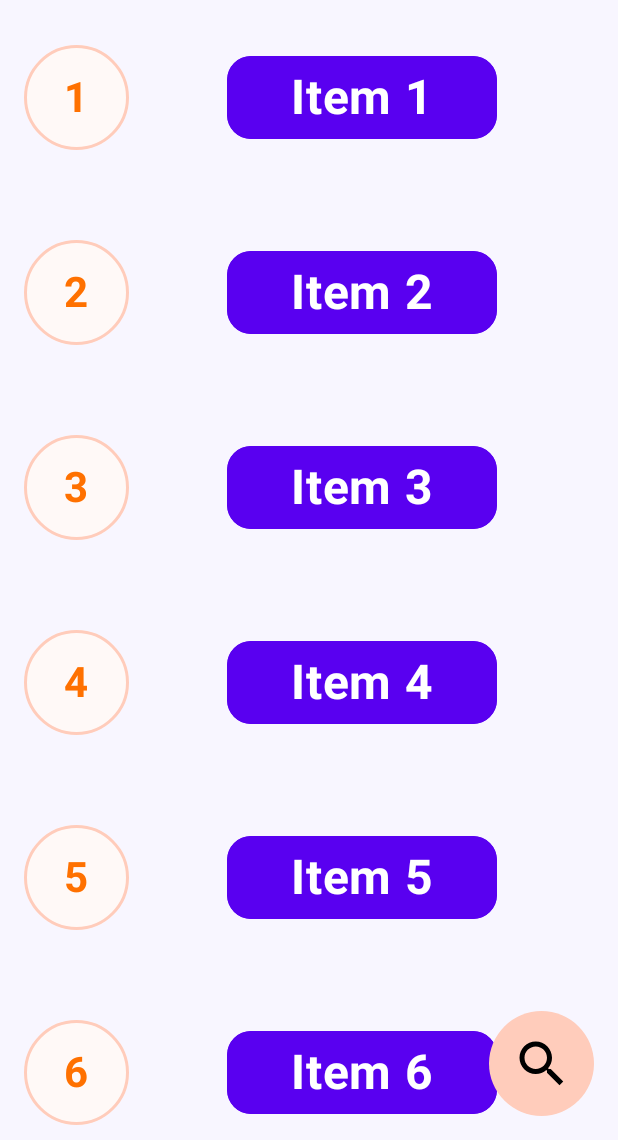
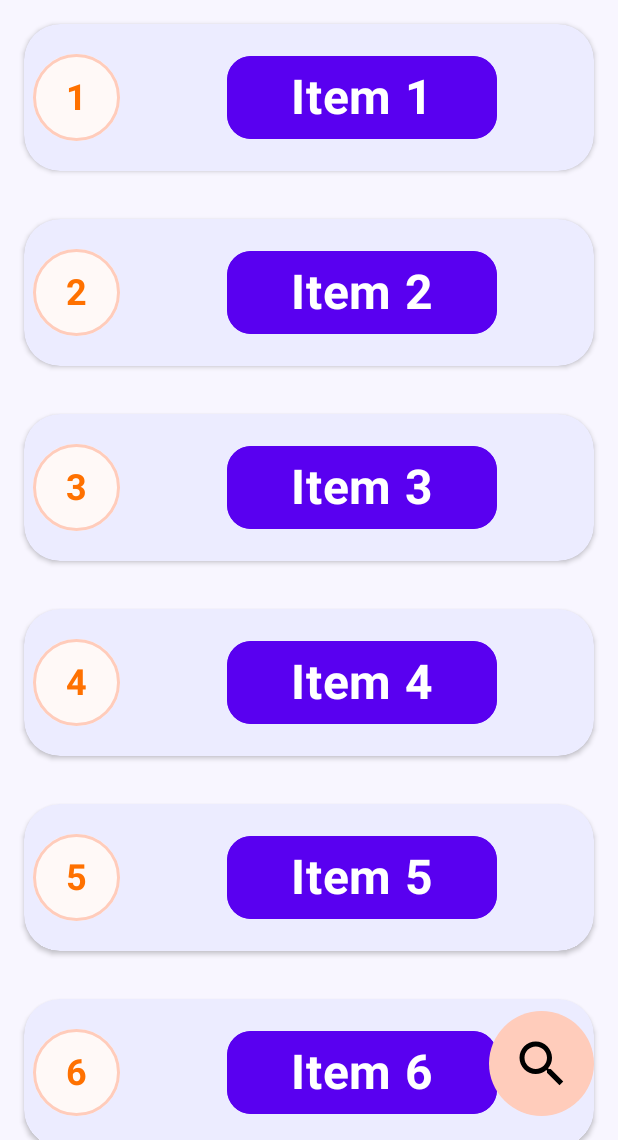
Before and after one commit to SOUMEN-PAL/SpeakXAssignment, an Android app built with Jetpack Compose: the screen it shows after launch (MainActivity), on a phone screen of 412 x 824 dp, the part 96-1236 px from its top. Run offline under Robolectric (Android 15) with nearby library versions, the phone set to English and light mode, and no system bars; our stand-ins replace Shimmer, paging.

Commit message:
added UI ENhancements

```diff
--- a/app/src/main/java/com/example/speakxassignment/presentation/ItemInfo.kt
+++ b/app/src/main/java/com/example/speakxassignment/presentation/ItemInfo.kt
@@ -16,6 +16,7 @@ import androidx.compose.foundation.layout.width
 import androidx.compose.foundation.shape.CircleShape
 import androidx.compose.foundation.shape.RoundedCornerShape
 import androidx.compose.material3.HorizontalDivider
+import androidx.compose.material3.MaterialTheme
 import androidx.compose.material3.Text
 
 import androidx.compose.runtime.Composable
@@ -27,6 +28,7 @@ import androidx.compose.runtime.setValue
 import androidx.compose.ui.Alignment
 import androidx.compose.ui.Modifier
 import androidx.compose.ui.draw.clip
+import androidx.compose.ui.draw.shadow
 import androidx.compose.ui.graphics.Color
 import androidx.compose.ui.platform.LocalConfiguration
 import androidx.compose.ui.res.colorResource
@@ -60,13 +62,16 @@ fun ItemInfo(data: Item) {
         modifier = Modifier
             .fillMaxWidth()
             .height(130.dp)
-            .padding(16.dp),
+            .padding(16.dp)
+            .shadow(2.dp , shape = RoundedCornerShape(24.dp))
+            .background(color = if(!isDarkTheme) colorResource(R.color.dividerColor) else colorResource(R.color.searchIcon3Color) , shape = RoundedCornerShape(24.dp)),
         horizontalArrangement = Arrangement.Start,
         verticalAlignment = Alignment.CenterVertically
     ) {
         Box(
             modifier = Modifier
                 .size(70.dp)
+                .padding(6.dp)
                 .border(
                     width = 2.dp,
                     color = colorResource(R.color.shapeColorBorder),
@@ -78,7 +83,7 @@ fun ItemInfo(data: Item) {
         ) {
             Text(
                 text = data.id.toString(),
-                fontSize = 28.sp,
+                fontSize = 24.sp,
                 color = colorResource(R.color.idColor),
                 fontWeight = FontWeight.Bold
             )
--- a/app/src/main/java/com/example/speakxassignment/presentation/ShimmerEffect.kt
+++ b/app/src/main/java/com/example/speakxassignment/presentation/ShimmerEffect.kt
@@ -32,6 +32,7 @@ import androidx.compose.ui.Alignment
 import androidx.compose.ui.Modifier
 import androidx.compose.ui.composed
 import androidx.compose.ui.draw.clip
+import androidx.compose.ui.draw.shadow
 import androidx.compose.ui.geometry.Offset
 import androidx.compose.ui.graphics.Brush
 import androidx.compose.ui.graphics.Color
@@ -50,7 +51,7 @@ fun Modifier.shimmerEffect(): Modifier = composed {
     val startOffsetX by animateFloatAsState(
         targetValue = if (showShimmer) 1f else 0f,
         animationSpec = tween(
-            durationMillis = 1000,
+            durationMillis = 500,
             easing = FastOutSlowInEasing
         ), label = "ShimmerOffsetX"
     )
@@ -89,13 +90,17 @@ fun ShimmerComposable(modifier: Modifier = Modifier) {
         modifier = Modifier
             .fillMaxWidth()
             .height(130.dp)
-            .padding(16.dp),
+            .padding(16.dp)
+            .shadow(2.dp , shape = RoundedCornerShape(24.dp))
+            .background(color = colorResource(R.color.dividerColor) , shape = RoundedCornerShape(24.dp))
+            .shimmerEffect(),
         horizontalArrangement = Arrangement.Start,
         verticalAlignment = Alignment.CenterVertically
     ) {
         Box(
             modifier = Modifier
                 .size(70.dp)
+                .padding(6.dp)
                 .border(
                     width = 2.dp,
                     color = colorResource(R.color.shapeColorBorder),
--- a/app/src/main/res/values/colors.xml
+++ b/app/src/main/res/values/colors.xml
@@ -20,4 +20,6 @@
     <color name="searchBarColor">#FFECECFF</color>
     <color name="searchIcon2Color">#FFFF7100</color>
     <color name="searchbarBAck">#FFECECFF</color>
+    <color name="searchIcon3Color">#E7242424</color>
+
 </resources>
```
